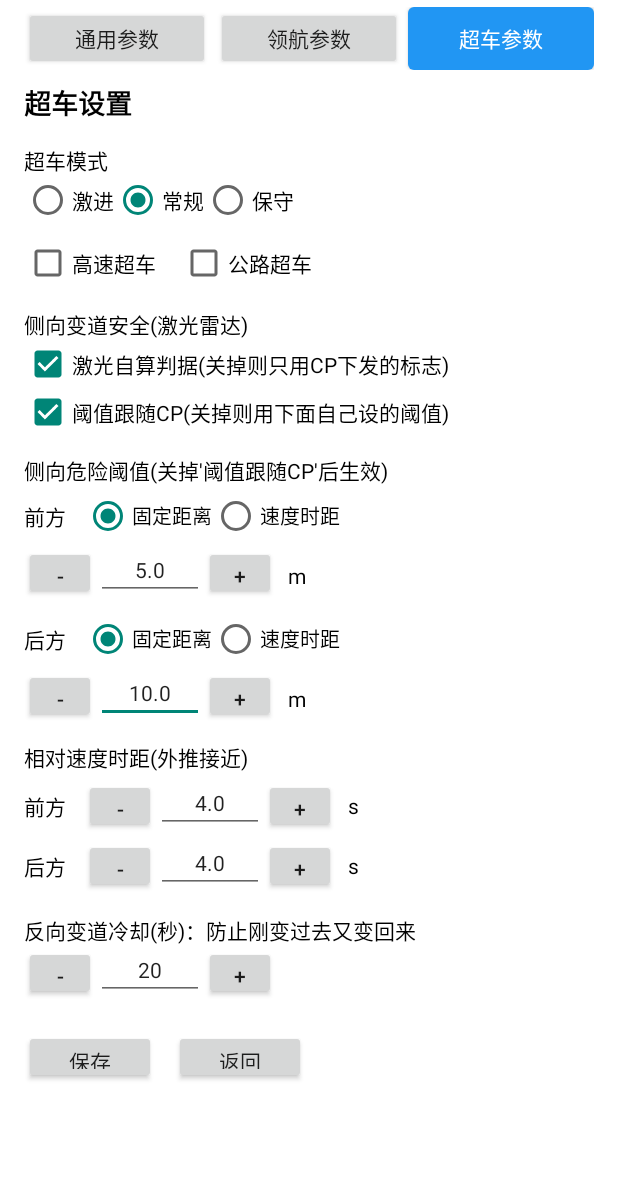
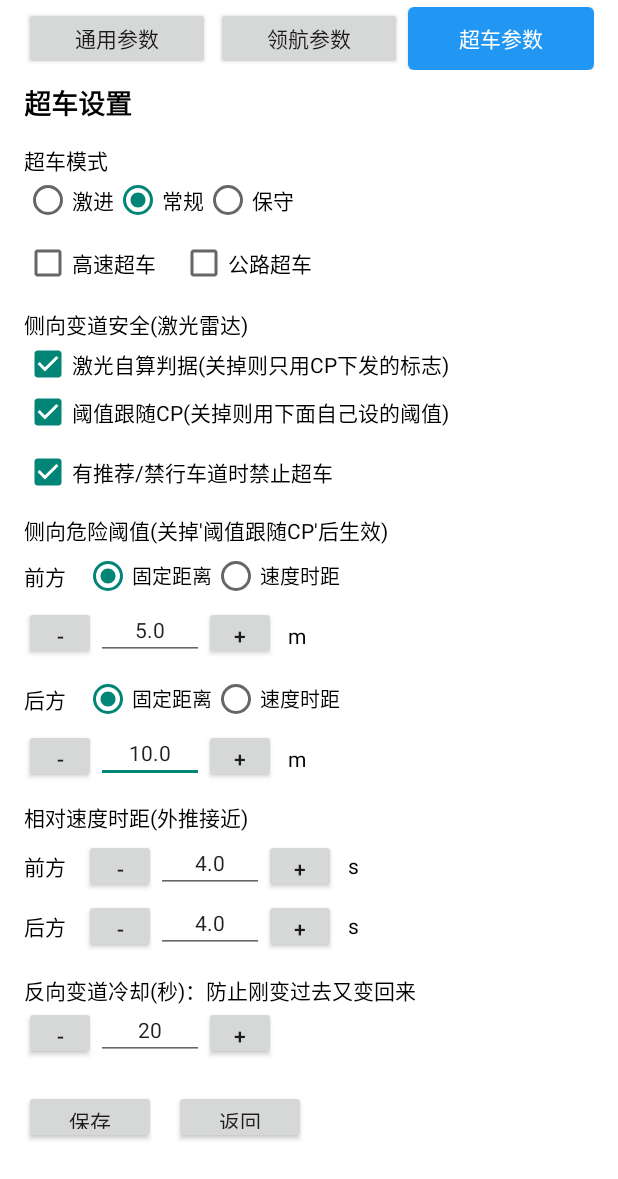
Before and after one commit to liuhb1985/amapnavi, an Android app: the OvertakeSettingActivity screen opened directly, with no data from a screen before it, on a phone screen of 412 x 824 dp. Shown: the top 1179 px of the screen. Run offline under Robolectric (Android 15) with nearby library versions, the phone set to English and light mode, and no system bars.

Commit message:
feat(超车): 新增"有推荐/禁行车道时禁止超车"开关(默认开)
超车设置页新增开关(布局 cbOvertakeBlockNavLaneHint)。开启后，导航车道数组里
出现 "*"(推荐车道) 或 "X"(禁行车道) 时本帧直接禁止超车，车道引导消失即恢复
(实时判定，不走导航接管粘滞窗口)。

背景：原 isStopPyOvertake 已把这两种情况写进 py_overtake_disable，但该标志
没有任何消费方(只用于打印"导航变道场景"日志)；实际拦超车的只有
decideOvertakeLane 里"目标车道为禁行车道"这一条，推荐车道完全不拦。
现按需求把"推荐/禁行"都接回超车禁令，并给一个开关可随时关掉。

改动文件：
- NavRuntimeState.kt        新增 overtake_block_on_nav_lane_hint(默认 true)
                            与 navLaneHasBlocked / navLaneHasSuggested
- MainActivityLaneDecision   isStopPyOvertake 里填充上述两个标志
- MainActivityNaviProcess   每帧重置标志；autoOvertake 基础条件加
                            !navLaneHintBlocked，并补充原因文案
- activity_overtake_setting 新控件
- OvertakeSettingActivity   绑定/保存/读回
- MainActivitySettings      开机默认值加载
- DebugReceiver             热调参数 overtake_block_on_nav_lane_hint

```diff
--- a/app/src/main/java/com/carrot/amapnavi/DebugReceiver.kt
+++ b/app/src/main/java/com/carrot/amapnavi/DebugReceiver.kt
@@ -68,6 +68,8 @@ class DebugReceiver : BroadcastReceiver() {
             "solid_relax_offset_l" to Spec("solid_relax_offset_l", 'i'),
             // "车辆已靠边"抑制变道(默认开)：该侧实线(+高速该侧车道数<=1)持续5秒 → 禁止继续变道
             "last_lane_suppress_en" to Spec("last_lane_suppress_en", 'b'),
+            // 有推荐/禁行车道时禁止超车(默认开)：导航车道含 "*"/"X" → 本帧不允许超车
+            "overtake_block_on_nav_lane_hint" to Spec("overtake_block_on_nav_lane_hint", 'b'),
             // 导航靠边/进匝道时"语音后等待"毫秒数(默认 0=不等，立即下发；普通变道仍用 1500)
             "navi_edge_speak_delay_ms" to Spec("navi_edge_speak_delay_ms", 'i'),
             // 导航靠边/进匝道时 Prepare 状态超时毫秒数(默认 700，普通变道为 2000)
@@ -476,6 +478,7 @@ class DebugReceiver : BroadcastReceiver() {
                 if (key == "drive_log_en") drive_log_en = v
                 if (key == "solid_relax_en") solid_relax_en = v
                 if (key == "last_lane_suppress_en") last_lane_suppress_en = v
+                if (key == "overtake_block_on_nav_lane_hint") overtake_block_on_nav_lane_hint = v
                 if (a != null) when (key) {
                     "app_navi" -> a.app_navi = v
                     "app_road_navi" -> a.app_road_navi = v
@@ -576,6 +579,7 @@ class DebugReceiver : BroadcastReceiver() {
                 "drive_log_en" -> drive_log_en
                 "solid_relax_en" -> solid_relax_en
                 "last_lane_suppress_en" -> last_lane_suppress_en
+                "overtake_block_on_nav_lane_hint" -> overtake_block_on_nav_lane_hint
                 "navi_speak" -> a.navi_speak
                 "navi_speak_first" -> a.navi_speak_first
                 "navi_blind_dec_speed" -> a.navi_blind_dec_speed
--- a/app/src/main/java/com/carrot/amapnavi/MainActivityLaneDecision.kt
+++ b/app/src/main/java/com/carrot/amapnavi/MainActivityLaneDecision.kt
@@ -45,6 +45,11 @@ fun MainActivity.isStopPyOvertake(
             break
         }
     }
+
+    // 记录本帧导航车道特征：供 autoOvertake 的"有推荐/禁行车道时禁止超车"判据使用
+    //   (不直接复用 py_overtake_disable —— 它还混着靠边/岔路/转弯/雷达离线等原因)
+    navLaneHasBlocked = blocked_flag
+    navLaneHasSuggested = suggested_flag
 
     if(blocked_flag || suggested_flag) {
         py_overtake_disable = true
--- a/app/src/main/java/com/carrot/amapnavi/OvertakeSettingActivity.kt
+++ b/app/src/main/java/com/carrot/amapnavi/OvertakeSettingActivity.kt
@@ -24,6 +24,7 @@ class OvertakeSettingActivity : AppCompatActivity() {
     private lateinit var cbRoad: CheckBox
     private lateinit var cbLidarSelfCheck: CheckBox
     private lateinit var cbThreshFollowCp: CheckBox
+    private lateinit var cbBlockNavLaneHint: CheckBox
     private lateinit var etReverseCooldown: EditText
 
     // 侧向危险阈值：固定距离(m) / 绝对速度时距(s)，前后各一套
@@ -57,6 +58,7 @@ class OvertakeSettingActivity : AppCompatActivity() {
         cbRoad = findViewById(R.id.cbOvertakeSettingRoad)
         cbLidarSelfCheck = findViewById(R.id.cbOvertakeSettingLidarSelfCheck)
         cbThreshFollowCp = findViewById(R.id.cbOvertakeSettingThreshFollowCp)
+        cbBlockNavLaneHint = findViewById(R.id.cbOvertakeBlockNavLaneHint)
 
         rgFrontThreshMode = findViewById(R.id.rgFrontThreshMode)
         etFrontThresh = findViewById(R.id.etFrontThresh)
@@ -190,6 +192,7 @@ class OvertakeSettingActivity : AppCompatActivity() {
                 .putBoolean("app_road_overtake", cbRoad.isChecked)
                 .putBoolean("app_lidar_self_check", cbLidarSelfCheck.isChecked)
                 .putBoolean("app_thresh_follow_cp", cbThreshFollowCp.isChecked)
+                .putBoolean("overtake_block_on_nav_lane_hint", cbBlockNavLaneHint.isChecked)
                 .putInt("lidar_front_dist_mode", if (frontIsTime()) 1 else 0)
                 .putFloat("lidar_front_dist_m", frontDistM)
                 .putFloat("lidar_front_time_s", frontTimeS)
@@ -213,6 +216,7 @@ class OvertakeSettingActivity : AppCompatActivity() {
         cbRoad.isChecked = prefs.getBoolean("app_road_overtake", false)
         cbLidarSelfCheck.isChecked = prefs.getBoolean("app_lidar_self_check", true)
         cbThreshFollowCp.isChecked = prefs.getBoolean("app_thresh_follow_cp", true)
+        cbBlockNavLaneHint.isChecked = prefs.getBoolean("overtake_block_on_nav_lane_hint", true)
         frontDistM = prefs.getFloat("lidar_front_dist_m", 5f)
         frontTimeS = prefs.getFloat("lidar_front_time_s", 1.2f)
         rearDistM = prefs.getFloat("lidar_rear_dist_m", 10f)
--- a/app/src/main/res/layout/activity_overtake_setting.xml
+++ b/app/src/main/res/layout/activity_overtake_setting.xml
@@ -156,6 +156,16 @@
             android:layout_width="wrap_content"
             android:layout_height="wrap_content"
             android:text="阈值跟随CP(关掉则用下面自己设的阈值)"
+            android:textSize="14sp"
+            android:textColor="#000000"
+            android:padding="0dp" />
+
+        <CheckBox
+            android:id="@+id/cbOvertakeBlockNavLaneHint"
+            android:layout_width="wrap_content"
+            android:layout_height="wrap_content"
+            android:layout_marginTop="8dp"
+            android:text="有推荐/禁行车道时禁止超车"
             android:textSize="14sp"
             android:textColor="#000000"
             android:padding="0dp" />
```
Also changed, not shown: app/src/main/java/com/carrot/amapnavi/MainActivityNaviProcess.kt (+9 -1 lines), app/src/main/java/com/carrot/amapnavi/MainActivitySettings.kt (+8 -0 lines), app/src/main/java/com/carrot/amapnavi/NavRuntimeState.kt (+15 -0 lines).
